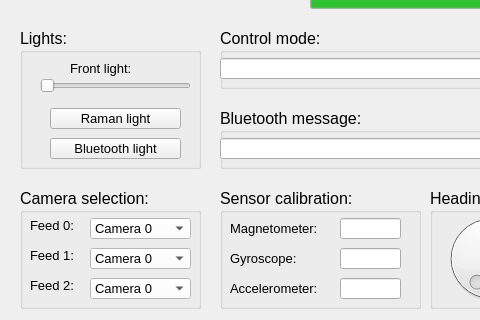
This is rqt_vortex_gui/resource/MyPlugin.ui in vortexntnu/rov-gui as Qt 5 draws it before an edit; both pictures show x 0 to 480 and y 92 to 412 of the 667 by 412 pixel window. The edited form follows.
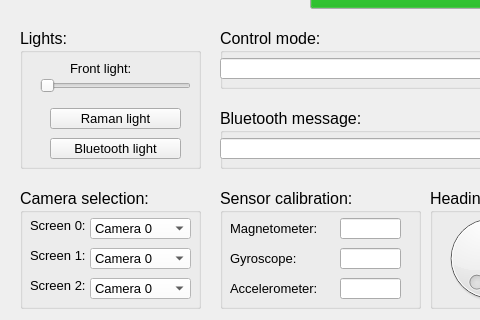
This is the edited form. Icons and pictures are not drawn.

Commit message: Rename camera feed to screen

Patch:
```diff
--- a/rqt_vortex_gui/resource/MyPlugin.ui
+++ b/rqt_vortex_gui/resource/MyPlugin.ui
@@ -245,7 +245,7 @@
      </font>
     </property>
     <property name="text">
-     <string>Feed 0:</string>
+     <string>Screen 0:</string>
     </property>
    </widget>
    <widget class="QComboBox" name="comboBox_feed2">
@@ -733,7 +733,7 @@
      </font>
     </property>
     <property name="text">
-     <string>Feed 1:</string>
+     <string>Screen 1:</string>
     </property>
    </widget>
    <widget class="QComboBox" name="comboBox_feed1">
@@ -1221,7 +1221,7 @@
      </font>
     </property>
     <property name="text">
-     <string>Feed 2:</string>
+     <string>Screen 2:</string>
     </property>
    </widget>
    <widget class="QComboBox" name="comboBox_feed0">
```
